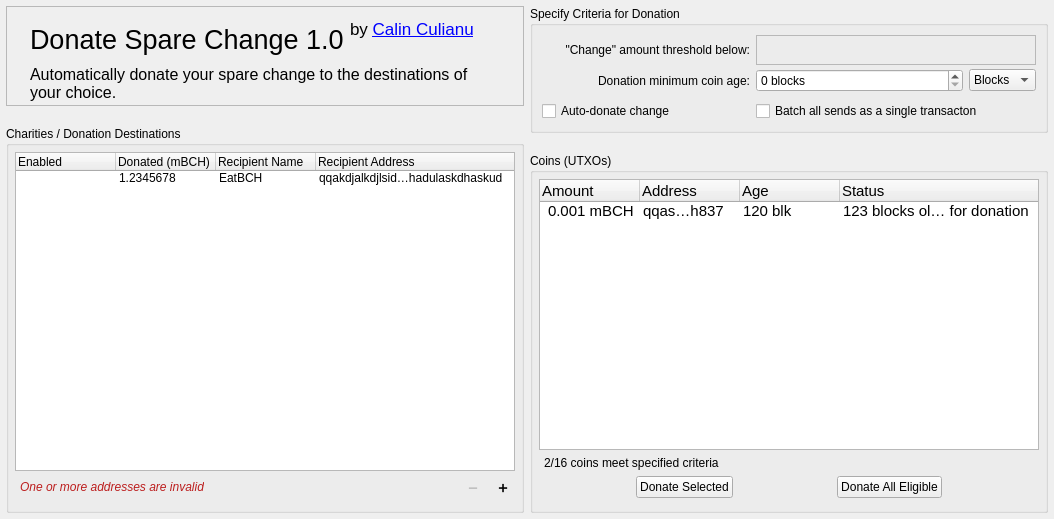
First picture: the form in ui.ui, repository cculianu/DonateSpareChange, before the edit.
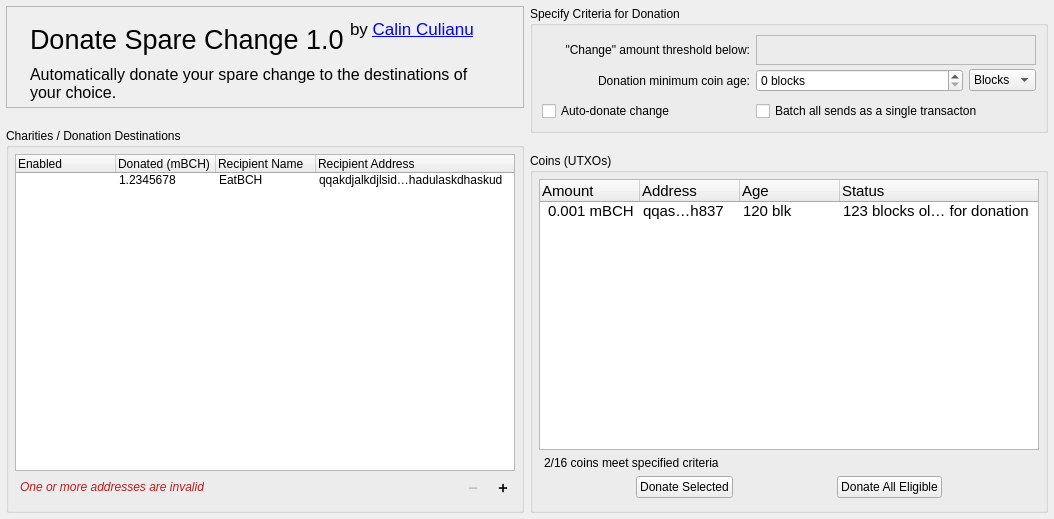
Second picture: the form after the edit. Icons and pictures are not drawn.

Commit message: layout fixup for linux

What changed in the file:
```diff
--- a/ui.ui
+++ b/ui.ui
@@ -373,10 +373,16 @@
    </item>
    <item row="0" column="0" rowspan="2">
     <widget class="QFrame" name="fr_title">
+     <property name="minimumSize">
+      <size>
+       <width>0</width>
+       <height>100</height>
+      </size>
+     </property>
      <property name="maximumSize">
       <size>
        <width>16777215</width>
-       <height>100</height>
+       <height>150</height>
       </size>
      </property>
      <property name="frameShape">
```
The commit also changes 1 other file.
